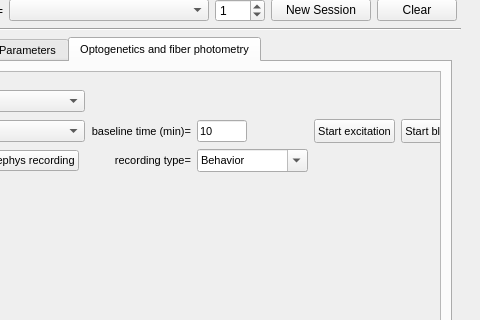
Before: the Qt Designer form src/foraging_gui/ForagingGUI.ui in AllenNeuralDynamics/dynamic-foraging-task, drawn with Qt 5; both pictures show x 480 to 960 and y 275 to 595 of the 960 by 725 pixel window.
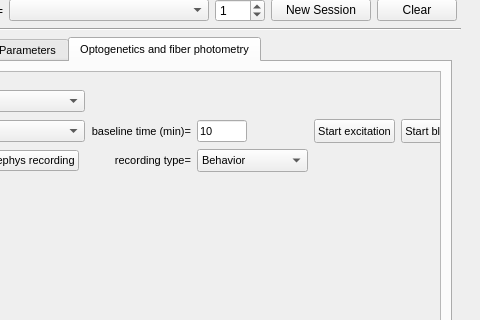
After: the same form once the commit is applied. Icons and pictures are not drawn.

What changed in the file:
```diff
--- a/src/foraging_gui/ForagingGUI.ui
+++ b/src/foraging_gui/ForagingGUI.ui
@@ -4642,10 +4642,10 @@
                <widget class="QWidget" name="scrollAreaWidgetContents_5">
                 <property name="geometry">
                  <rect>
-                  <x>-261</x>
+                  <x>-95</x>
                   <y>0</y>
-                  <width>952</width>
-                  <height>286</height>
+                  <width>722</width>
+                  <height>308</height>
                  </rect>
                 </property>
                 <layout class="QHBoxLayout" name="horizontalLayout_16">
@@ -4876,7 +4876,7 @@
                          </sizepolicy>
                         </property>
                         <property name="editable">
-                         <bool>true</bool>
+                         <bool>false</bool>
                         </property>
                         <item>
                          <property name="text">
```
Left out of the diff: 18 changed lines with no effect on the pictures.
